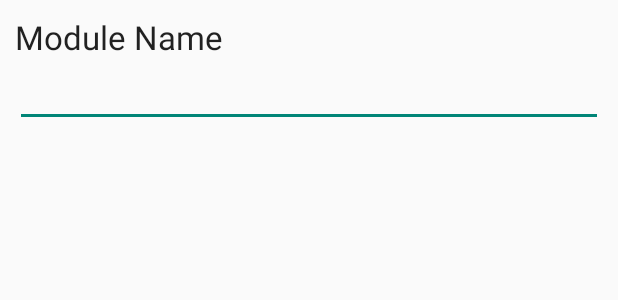
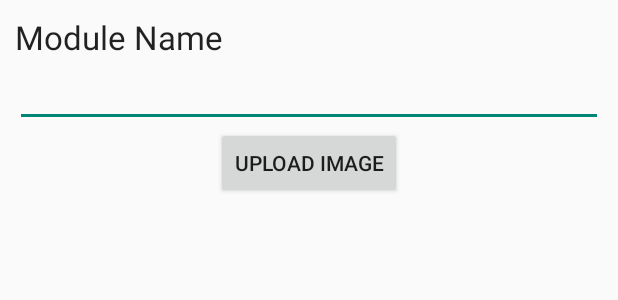
Before and after one commit to Samy104/PetTracker, an Android app: the layout fragment_module_prompt.xml on its own in the app's theme, with its tools: preview values and no code run, on a phone screen of 412 x 824 dp. Shown: the top 300 px of the screen. Run offline under Robolectric (Android 15) with nearby library versions, the phone set to English and light mode, and no system bars.

Commit message:
Ajout de la selection d'image lors de de la création d'un module. Il reste à sauvegarder cette image et la définir comme Marker sur Google Maps

```diff
--- a/app/src/main/res/layout/fragment_module_prompt.xml
+++ b/app/src/main/res/layout/fragment_module_prompt.xml
@@ -20,4 +20,13 @@
         <requestFocus />
 
     </EditText>
+
+    <Button
+        android:layout_width="wrap_content"
+        android:layout_height="wrap_content"
+        android:text="Upload Image"
+        android:id="@+id/upld_img_btn"
+        android:layout_gravity="center_horizontal" />
+
+
 </LinearLayout>
```
Also changed, not shown: app/src/main/java/com/example/roadrunner/pettracker/ui/fragments/ModuleManagerFragment.java (+24 -0 lines).
